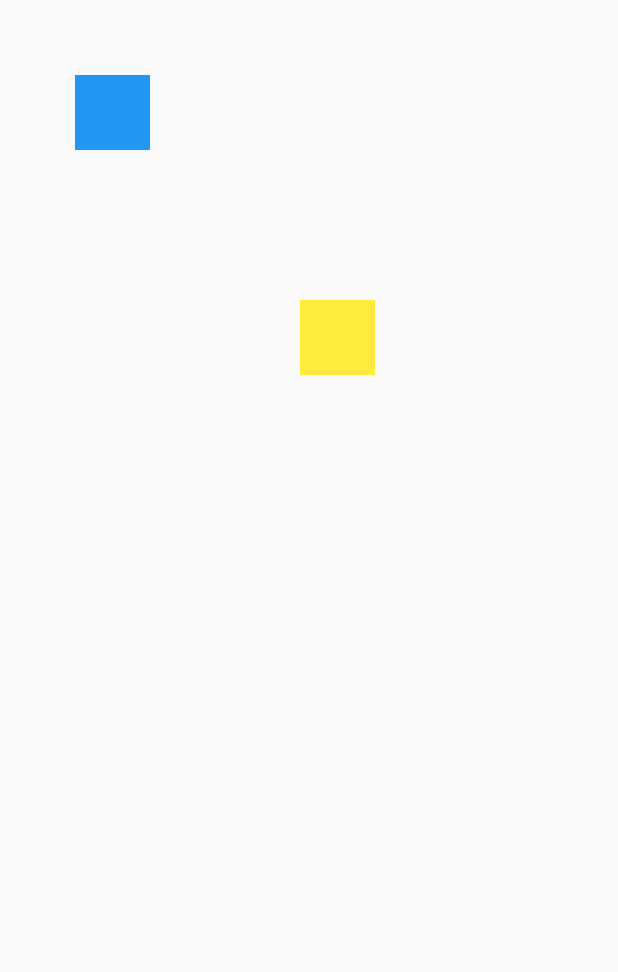
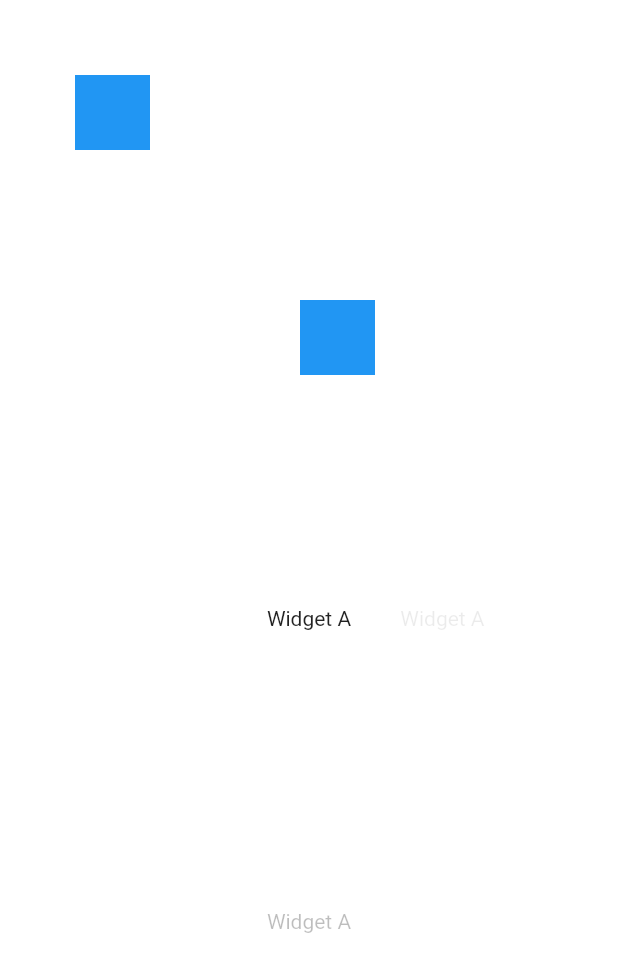
Before and after one commit to riii-san/creations, a Flutter app: the screen it shows after launch, on a phone screen of 412 x 824 dp. Shown: the top 972 px of the screen. Run offline on Flutter 3.47's test engine with Material 2 defaults, Android fonts, the phone set to English and light mode, and no system bars.

Commit message:
freePlacement.dart 自由配置に複数widget ver2

```diff
--- a/lib/freePlacement.dart
+++ b/lib/freePlacement.dart
@@ -15,62 +15,85 @@ class freePlacement extends StatefulWidget {
 
 // ignore: camel_case_types
 class _freePlacementState extends State<freePlacement> {
-  Offset pos = Offset(50, 50);
-  Offset pos2 = Offset(200, 200);
+
+  List<Cont> _contList = <Cont>[];
+  late Cont _cont;
+
+
+
+  @override
+  void initState() {
+    super.initState();
+    _cont = Cont(const Offset(50,50),50,50);
+    _contList.add(_cont);
+    _cont = Cont(const Offset(200,200),50,50);
+    _contList.add(_cont);
+  }
 
   @override
   Widget build(BuildContext context) {
     return Scaffold(
       body: Stack(
         children: <Widget>[
-          Positioned(
-            left: pos.dx,
-            top: pos.dy,
+          Container(
+            alignment: Alignment(0.5, 0.0),
+            color: Colors.white70,
+            child: Text('Widget A'),
+          ),
+          Container(
+            alignment: Alignment(0.0, 0.5),
+            color: Colors.white70,
+            child: Text('Widget A'),
+          ),
+          Container(
+            alignment: Alignment(0.0, 0.0),
+            color: Colors.white70,
+            child: Text('Widget A'),
+          ),
+          returnFreePositionContainer(_contList[0]),
+          returnFreePositionContainer(_contList[1]),
+        ],
+      ),
+    );
+  }
+
+  Widget returnFreePositionContainer(Cont _tempCont){
+    return Positioned(
+      left: _tempCont.pos.dx,
+      top: _tempCont.pos.dy,
       child: Draggable(
         feedback: Container(
-                width: 50,
-                height: 50,
+          width: _tempCont.width,
+          height: _tempCont.height,
           color: Colors.blue[100],
         ),
         child: Container(
-                width: 50,
-                height: 50,
+          width: _tempCont.width,
+          height: _tempCont.height,
           color: Colors.blue,
         ),
         childWhenDragging: Container(),
         // 追加部分
         onDraggableCanceled: (view, offset) {
           setState(() {
-                  pos = offset;
+            _tempCont.pos = offset;
           });
         },
-            ),
-          ),
-          Positioned(
-            left: pos2.dx,
-            top: pos2.dy,
-            child: Draggable(
-              feedback: Container(
-                width: 50,
-                height: 50,
-                color: Colors.yellow[100],
-              ),
-              child: Container(
-                width: 50,
-                height: 50,
-                color: Colors.yellow,
-              ),
-              childWhenDragging: Container(),
-              // 追加部分
-              onDraggableCanceled: (view, offset) {
-                setState(() {
-                  pos2 = offset;
-                });
-              },
-            ),
-          ),
-        ],
       ),
     );
   }
 }
+
+class Cont{
+
+  late Offset pos;
+  late double width;
+  late double height;
+
+  Cont(Offset a,double c, double d){
+    pos = a;
+    width = c;
+    height = d;
+  }
+
+}
```
Lines whose indentation alone changed are shown as unchanged.
